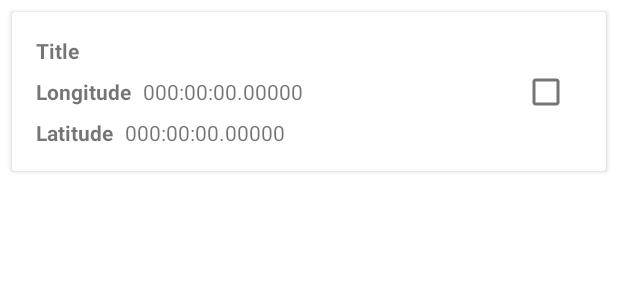
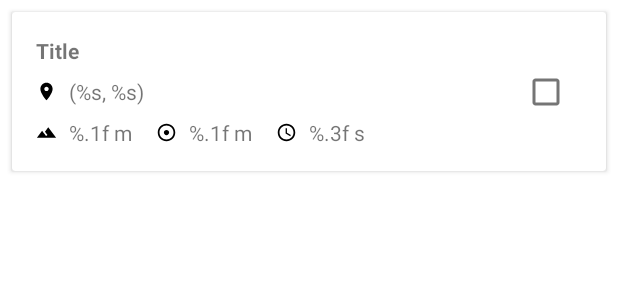
Before and after one commit to lucka-me/MLP-android, an Android app: the layout card_mock_target.xml on its own in the app's theme, with its tools: preview values and no code run, on a phone screen of 412 x 824 dp. Shown: the top 300 px of the screen. Run offline under Robolectric (Android 15) with nearby library versions, the phone set to English and light mode, and no system bars.

Commit message:
Update [0.2.16] - UI adjusted - 0.2.15(332) -> 0.2.16(340)
Changed
- Display altitude, accuracy and interval in card

```diff
--- a/app/build.gradle
+++ b/app/build.gradle
@@ -12,7 +12,7 @@ android {
         minSdkVersion 21
         targetSdkVersion 28
         versionCode newVersionCode
-        versionName "0.2.15"
+        versionName "0.2.16"
         testInstrumentationRunner "androidx.test.runner.AndroidJUnitRunner"
     }
     buildTypes {
@@ -33,8 +33,8 @@ dependencies {
     implementation 'androidx.cardview:cardview:1.0.0'
     implementation 'androidx.preference:preference:1.0.0'
     testImplementation 'junit:junit:4.12'
-    androidTestImplementation 'androidx.test:runner:1.1.0-alpha4'
-    androidTestImplementation 'androidx.test.espresso:espresso-core:3.1.0-alpha4'
+    androidTestImplementation 'androidx.test:runner:1.1.0'
+    androidTestImplementation 'androidx.test.espresso:espresso-core:3.1.0'
     implementation 'androidx.constraintlayout:constraintlayout:1.1.3'
     // Anko
     implementation "org.jetbrains.anko:anko:$anko_version"
--- /dev/null
+++ b/app/src/main/res/drawable/ic_accuracy.xml
@@ -0,0 +1,4 @@
+<vector android:height="14dp" android:viewportHeight="24.0"
+    android:viewportWidth="24.0" android:width="14dp" xmlns:android="http://schemas.android.com/apk/res/android">
+    <path android:fillColor="#FF000000" android:pathData="M12,2C6.49,2 2,6.49 2,12s4.49,10 10,10 10,-4.49 10,-10S17.51,2 12,2zM12,20c-4.41,0 -8,-3.59 -8,-8s3.59,-8 8,-8 8,3.59 8,8 -3.59,8 -8,8zM15,12c0,1.66 -1.34,3 -3,3s-3,-1.34 -3,-3 1.34,-3 3,-3 3,1.34 3,3z"/>
+</vector>
--- /dev/null
+++ b/app/src/main/res/drawable/ic_altitude.xml
@@ -0,0 +1,4 @@
+<vector android:height="14dp" android:viewportHeight="24.0"
+    android:viewportWidth="24.0" android:width="14dp" xmlns:android="http://schemas.android.com/apk/res/android">
+    <path android:fillColor="#FF000000" android:pathData="M14,6l-3.75,5 2.85,3.8 -1.6,1.2C9.81,13.75 7,10 7,10l-6,8h22L14,6z"/>
+</vector>
--- /dev/null
+++ b/app/src/main/res/drawable/ic_interval.xml
@@ -0,0 +1,4 @@
+<vector android:height="14dp" android:viewportHeight="24.0"
+    android:viewportWidth="24.0" android:width="14dp" xmlns:android="http://schemas.android.com/apk/res/android">
+    <path android:fillColor="#FF000000" android:pathData="M11.99,2C6.47,2 2,6.48 2,12s4.47,10 9.99,10C17.52,22 22,17.52 22,12S17.52,2 11.99,2zM12,20c-4.42,0 -8,-3.58 -8,-8s3.58,-8 8,-8 8,3.58 8,8 -3.58,8 -8,8zM12.5,7H11v6l5.25,3.15 0.75,-1.23 -4.5,-2.67z"/>
+</vector>
--- /dev/null
+++ b/app/src/main/res/drawable/ic_location.xml
@@ -0,0 +1,4 @@
+<vector android:height="14dp" android:viewportHeight="24.0"
+    android:viewportWidth="24.0" android:width="14dp" xmlns:android="http://schemas.android.com/apk/res/android">
+    <path android:fillColor="#FF000000" android:pathData="M12,2C8.13,2 5,5.13 5,9c0,5.25 7,13 7,13s7,-7.75 7,-13c0,-3.87 -3.13,-7 -7,-7zM12,11.5c-1.38,0 -2.5,-1.12 -2.5,-2.5s1.12,-2.5 2.5,-2.5 2.5,1.12 2.5,2.5 -1.12,2.5 -2.5,2.5z"/>
+</vector>
--- a/app/src/main/res/layout/card_mock_target.xml
+++ b/app/src/main/res/layout/card_mock_target.xml
@@ -29,59 +29,95 @@
             app:layout_constraintTop_toTopOf="parent" />
 
         <TextView
-            android:id="@+id/longitudeTitle"
-            android:layout_width="wrap_content"
-            android:layout_height="wrap_content"
-            android:layout_marginStart="16dp"
-            android:layout_marginTop="8dp"
-            android:text="@string/longitude_title"
-            android:textStyle="bold"
-            app:layout_constraintStart_toStartOf="parent"
-            app:layout_constraintTop_toBottomOf="@+id/titleText" />
-
-        <TextView
-            android:id="@+id/longitudeText"
+            android:id="@+id/coordinateText"
             android:layout_width="wrap_content"
             android:layout_height="wrap_content"
             android:layout_marginStart="8dp"
-            android:text="@string/example_coordinate"
-            app:layout_constraintBottom_toBottomOf="@+id/longitudeTitle"
-            app:layout_constraintStart_toEndOf="@+id/longitudeTitle" />
-
-        <TextView
-            android:id="@+id/latitudeTitle"
-            android:layout_width="wrap_content"
-            android:layout_height="wrap_content"
-            android:layout_marginBottom="16dp"
-            android:layout_marginStart="16dp"
             android:layout_marginTop="8dp"
-            android:text="@string/latitude_title"
-            android:textStyle="bold"
-            app:layout_constraintBottom_toBottomOf="parent"
-            app:layout_constraintStart_toStartOf="parent"
-            app:layout_constraintTop_toBottomOf="@+id/longitudeTitle" />
-
-        <TextView
-            android:id="@+id/latitudeText"
-            android:layout_width="wrap_content"
-            android:layout_height="wrap_content"
-            android:layout_marginStart="8dp"
-            android:text="@string/example_coordinate"
-            app:layout_constraintBottom_toBottomOf="@+id/latitudeTitle"
-            app:layout_constraintStart_toEndOf="@+id/latitudeTitle" />
+            android:text="@string/coordinate_text"
+            app:layout_constraintStart_toEndOf="@+id/coordinateIcon"
+            app:layout_constraintTop_toBottomOf="@+id/titleText" />
 
         <CheckBox
             android:id="@+id/enableCheckBox"
             android:layout_width="wrap_content"
             android:layout_height="wrap_content"
+            android:layout_marginTop="8dp"
+            android:layout_marginEnd="16dp"
             android:layout_marginBottom="8dp"
-            android:layout_marginEnd="16dp"
-            android:layout_marginTop="8dp"
             android:clickable="false"
             android:focusable="false"
             app:layout_constraintBottom_toBottomOf="parent"
             app:layout_constraintEnd_toEndOf="parent"
             app:layout_constraintTop_toTopOf="parent" />
 
+        <ImageView
+            android:id="@+id/coordinateIcon"
+            android:layout_width="wrap_content"
+            android:layout_height="wrap_content"
+            android:layout_marginStart="16dp"
+            app:layout_constraintBottom_toBottomOf="@+id/coordinateText"
+            app:layout_constraintStart_toStartOf="parent"
+            app:layout_constraintTop_toTopOf="@+id/coordinateText"
+            app:srcCompat="@drawable/ic_location" />
+
+        <TextView
+            android:id="@+id/altitudeText"
+            android:layout_width="wrap_content"
+            android:layout_height="wrap_content"
+            android:layout_marginStart="8dp"
+            android:layout_marginTop="8dp"
+            android:layout_marginBottom="16dp"
+            android:text="@string/altitude_text"
+            app:layout_constraintBottom_toBottomOf="parent"
+            app:layout_constraintStart_toEndOf="@+id/altitudeIcon"
+            app:layout_constraintTop_toBottomOf="@+id/coordinateText" />
+
+        <ImageView
+            android:id="@+id/altitudeIcon"
+            android:layout_width="wrap_content"
+            android:layout_height="wrap_content"
+            android:layout_marginStart="16dp"
+            app:layout_constraintBottom_toBottomOf="@+id/altitudeText"
+            app:layout_constraintStart_toStartOf="parent"
+            app:layout_constraintTop_toTopOf="@+id/altitudeText"
+            app:srcCompat="@drawable/ic_altitude" />
+
+        <ImageView
+            android:id="@+id/accuracyIcon"
+            android:layout_width="wrap_content"
+            android:layout_height="wrap_content"
+            android:layout_marginStart="16dp"
+            app:layout_constraintBottom_toBottomOf="@+id/altitudeIcon"
+            app:layout_constraintStart_toEndOf="@+id/altitudeText"
+            app:srcCompat="@drawable/ic_accuracy" />
+
+        <TextView
+            android:id="@+id/accuracyText"
+            android:layout_width="wrap_content"
+            android:layout_height="wrap_content"
+            android:layout_marginStart="8dp"
+            android:text="@string/accuracy_text"
+            app:layout_constraintBottom_toBottomOf="@+id/altitudeText"
+            app:layout_constraintStart_toEndOf="@+id/accuracyIcon" />
+
+        <ImageView
+            android:id="@+id/intervalIcon"
+            android:layout_width="wrap_content"
+            android:layout_height="wrap_content"
+            android:layout_marginStart="16dp"
+            app:layout_constraintBottom_toBottomOf="@+id/accuracyIcon"
+            app:layout_constraintStart_toEndOf="@+id/accuracyText"
+            app:srcCompat="@drawable/ic_interval" />
+
+        <TextView
+            android:id="@+id/intervalText"
+            android:layout_width="wrap_content"
+            android:layout_height="wrap_content"
+            android:layout_marginStart="8dp"
+            android:text="@string/interval_text"
+            app:layout_constraintBottom_toBottomOf="@+id/accuracyText"
+            app:layout_constraintStart_toEndOf="@+id/intervalIcon" />
+
     </androidx.constraintlayout.widget.ConstraintLayout>
 </androidx.cardview.widget.CardView>
--- a/app/src/main/res/values/strings.xml
+++ b/app/src/main/res/values/strings.xml
@@ -59,6 +59,10 @@
     <!-- Main recycler view -->
     <string name="example_coordinate">000:00:00.00000</string>
     <string name="target_title_default">(Target %d)</string>
+    <string name="coordinate_text">(%s, %s)</string>
+    <string name="altitude_text">%.1f m</string>
+    <string name="accuracy_text">%.1f m</string>
+    <string name="interval_text">%.3f s</string>
 
     <!-- Service -->
     <string name="pref_is_service_online_key">pref_is_service_online</string>
--- a/build.gradle
+++ b/build.gradle
@@ -1,14 +1,14 @@
 // Top-level build file where you can add configuration options common to all sub-projects/modules.
 
 buildscript {
-    ext.kotlin_version = '1.2.71'
+    ext.kotlin_version = '1.3.0'
     ext.anko_version='0.10.5'
     repositories {
         google()
         jcenter()
     }
     dependencies {
-        classpath 'com.android.tools.build:gradle:3.2.0'
+        classpath 'com.android.tools.build:gradle:3.2.1'
         classpath "org.jetbrains.kotlin:kotlin-gradle-plugin:$kotlin_version"
 
         // NOTE: Do not place your application dependencies here; they belong
```
Also changed, not shown: app/src/main/java/labs/lucka/mlp/MainRecyclerViewAdapter.kt (+30 -12 lines), app/src/main/res/xml/preference_main.xml (+22 -27 lines), 4 other files.
